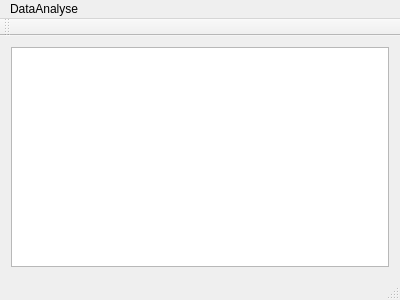
The window that mainwindow.ui (xuleilx/EasyPlayer) describes before a commit, drawn with Qt 5.
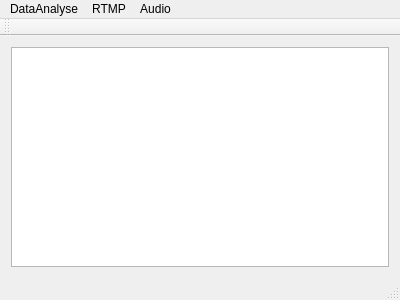
The same window after the commit.

Commit message: [EasyPlayer]1.rtmp 2.ffmpeg 获取id3

The edit to the form file:
```diff
--- a/mainwindow.ui
+++ b/mainwindow.ui
@@ -92,7 +92,23 @@
     <addaction name="menuFLV"/>
     <addaction name="menuUDP_RTP"/>
    </widget>
+   <widget class="QMenu" name="menuRTMP">
+    <property name="title">
+     <string>RTMP</string>
+    </property>
+    <addaction name="actionRecv_flv"/>
+    <addaction name="actionSend_flv"/>
+    <addaction name="actionSend_h264"/>
+   </widget>
+   <widget class="QMenu" name="menuTest">
+    <property name="title">
+     <string>Audio</string>
+    </property>
+    <addaction name="actionMedia_info"/>
+   </widget>
    <addaction name="menu"/>
+   <addaction name="menuRTMP"/>
+   <addaction name="menuTest"/>
   </widget>
   <widget class="QStatusBar" name="statusBar"/>
   <widget class="QToolBar" name="mainToolBar">
```
Left out of the diff: 20 changed lines with no effect on the pictures. The commit also changes 10 other files.
